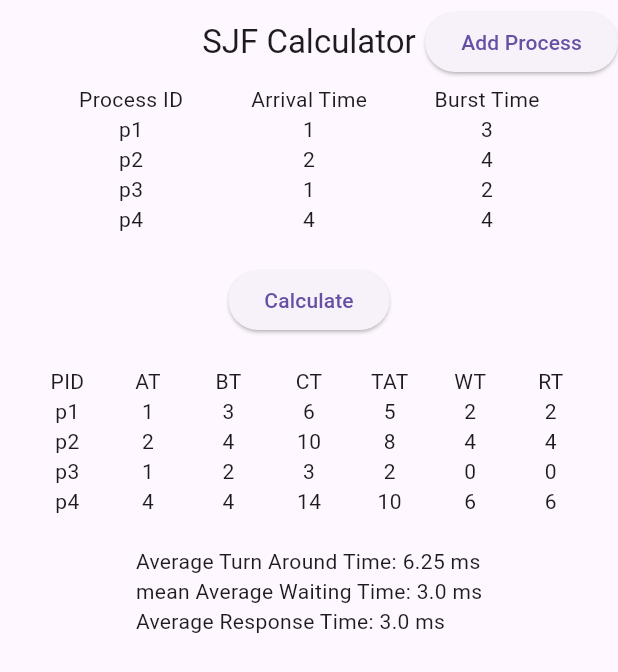
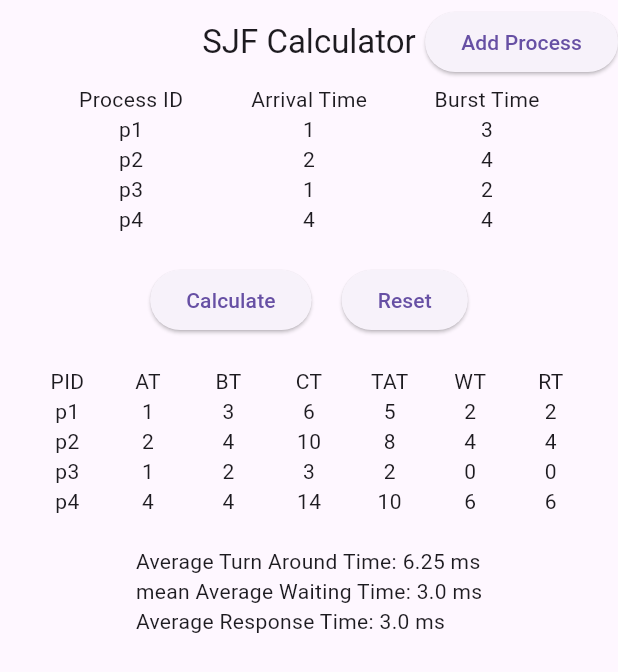
Before and after one commit to niyamk/os, a Flutter app: the screen it shows after launch, after a tap on "Calculate", on a phone screen of 412 x 824 dp. Shown: the top 672 px of the screen. Run offline on Flutter 3.47's test engine with Material 3 defaults, Android fonts, the light colour scheme and no system bars.

Commit message:
fixed bug cpu not wating for next process

```diff
--- a/sjf_flutter/lib/home.dart
+++ b/sjf_flutter/lib/home.dart
@@ -137,6 +137,9 @@ class _HomePageState extends State<HomePage> {
     art = rt;
     log("atat1 : $atat");
     for (int i = 1; i < processes.length; i++) {
+      if (processes[i].arrivalTime > ct) {
+        ct = processes[i].arrivalTime;
+      }
       ct += processes[i].burstTime;
       tat = ct - processes[i].arrivalTime;
       wt = tat - processes[i].burstTime;
@@ -198,8 +201,12 @@ class _HomePageState extends State<HomePage> {
                         (index) => TableRow(
                           children: [
                             Center(child: Text(processes[index].name)),
-                            Center(child: Text(processes[index].arrivalTime.toString())),
-                            Center(child: Text(processes[index].burstTime.toString())),
+                            Center(
+                                child: Text(
+                                    processes[index].arrivalTime.toString())),
+                            Center(
+                                child: Text(
+                                    processes[index].burstTime.toString())),
                           ],
                         ),
                       ),
@@ -207,8 +214,27 @@ class _HomePageState extends State<HomePage> {
                   ),
                 ),
                 SizedBox(height: spacing),
-                ElevatedButton(onPressed: _calculate, child: Text("Calculate")),
-               SizedBox(height: spacing), alphaProcesses.isEmpty
+                Row(
+                  mainAxisAlignment: MainAxisAlignment.center,
+                  children: [
+                    ElevatedButton(
+                        onPressed: _calculate, child: Text("Calculate")),
+                    SizedBox(width: spacing),
+                    ElevatedButton(
+                        onPressed: () {
+                          setState(() {
+                            processes.clear();
+                            alphaProcesses.clear();
+                            atat = 0;
+                            awt = 0;
+                            art = 0;
+                          });
+                        },
+                        child: Text("Reset")),
+                  ],
+                ),
+                SizedBox(height: spacing),
+                alphaProcesses.isEmpty
                     ? SizedBox()
                     : Padding(
                         padding: const EdgeInsets.symmetric(horizontal: 18.0),
@@ -229,7 +255,8 @@ class _HomePageState extends State<HomePage> {
                               alphaProcesses.length,
                               (index) => TableRow(
                                 children: [
-                                  Center(child: Text(alphaProcesses[index].name)),
+                                  Center(
+                                      child: Text(alphaProcesses[index].name)),
                                   Center(
                                     child: Text(alphaProcesses[index]
                                         .arrivalTime
@@ -266,7 +293,8 @@ class _HomePageState extends State<HomePage> {
                           ],
                         ),
                       ),
-                SizedBox(height: spacing),alphaProcesses.isEmpty
+                SizedBox(height: spacing),
+                alphaProcesses.isEmpty
                     ? SizedBox()
                     : Text(
                         "Average Turn Around Time: ${atat / processes.length} ms\nmean Average Waiting Time: ${awt / processes.length} ms\nAverage Response Time: ${art / processes.length} ms",
```
Also changed, not shown: 1 other file.
